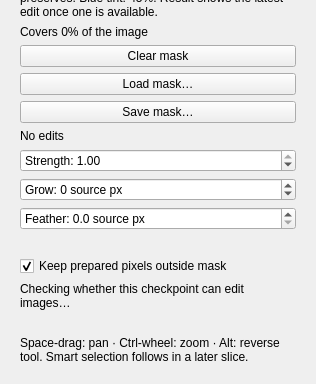
djebaz/dtflow, file src/dtflow/ui/forms/inpaint_editor.ui: the form before one commit; both pictures show x 0 to 316 and y 473 to 857 of the 316 by 857 pixel window.
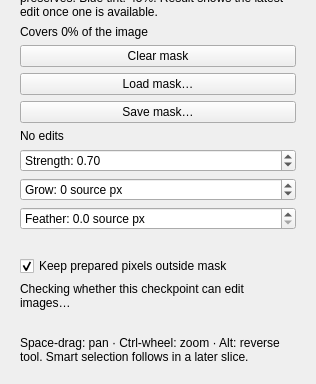
The form after the commit.

Commit message:
fix(ui): keep Inpaint strength default at 0.7
Claude-Session: https://claude.ai/code/session_018xQgnFki22PAtA7nrMJ31p

The edit to the form file:
```diff
--- a/src/dtflow/ui/forms/inpaint_editor.ui
+++ b/src/dtflow/ui/forms/inpaint_editor.ui
@@ -30,7 +30,7 @@
      <item><widget class="QPushButton" name="loadMaskButton"><property name="text"><string>Load mask…</string></property></widget></item>
      <item><widget class="QPushButton" name="saveMaskButton"><property name="text"><string>Save mask…</string></property></widget></item>
      <item><widget class="QLabel" name="historyLabel"><property name="text"><string>No edits</string></property></widget></item>
-     <item><widget class="QDoubleSpinBox" name="strengthSpinBox"><property name="toolTip"><string>1.0 replaces the masked area; lower values keep more of the source structure. Fill checkpoints expect 1.0.</string></property><property name="prefix"><string>Strength: </string></property><property name="maximum"><double>1.000000000000000</double></property><property name="singleStep"><double>0.050000000000000</double></property><property name="value"><double>1.000000000000000</double></property></widget></item>
+     <item><widget class="QDoubleSpinBox" name="strengthSpinBox"><property name="toolTip"><string>1.0 replaces the masked area; lower values keep more of the source structure. Fill checkpoints worked best at 1.0 in owner probes.</string></property><property name="prefix"><string>Strength: </string></property><property name="maximum"><double>1.000000000000000</double></property><property name="singleStep"><double>0.050000000000000</double></property><property name="value"><double>0.700000000000000</double></property></widget></item>
      <item><widget class="QSpinBox" name="growSpin"><property name="toolTip"><string>Expands (positive) or shrinks (negative) the mask in source pixels before generation.</string></property><property name="prefix"><string>Grow: </string></property><property name="suffix"><string> source px</string></property><property name="minimum"><number>-64</number></property><property name="maximum"><number>64</number></property><property name="value"><number>0</number></property></widget></item>
      <item><widget class="QDoubleSpinBox" name="featherSpin"><property name="toolTip"><string>Softens the blend edge inside the mask, in source pixels.</string></property><property name="prefix"><string>Feather: </string></property><property name="suffix"><string> source px</string></property><property name="decimals"><number>1</number></property><property name="maximum"><double>64.000000000000000</double></property><property name="singleStep"><double>0.500000000000000</double></property></widget></item>
      <item><widget class="QLabel" name="sizeLabel"><property name="wordWrap"><bool>true</bool></property><property name="textRole" stdset="0"><string>secondary</string></property></widget></item>
```
The commit also changes 1 other file.
